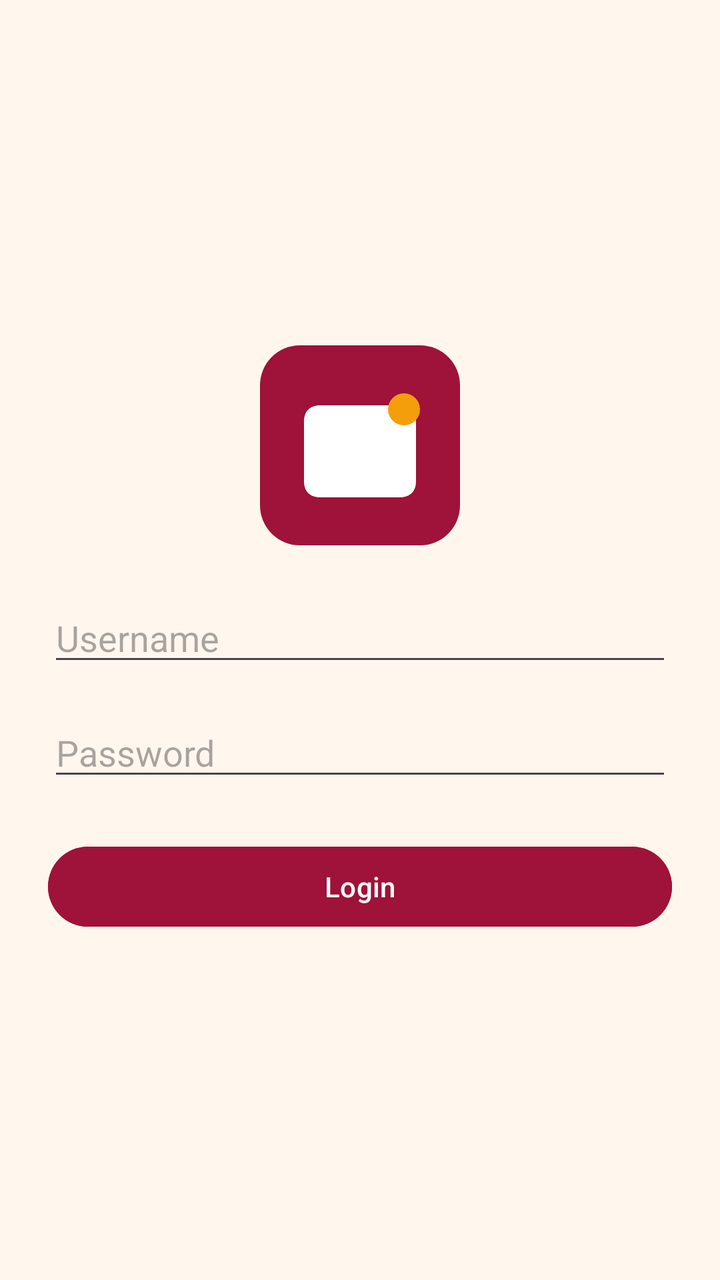
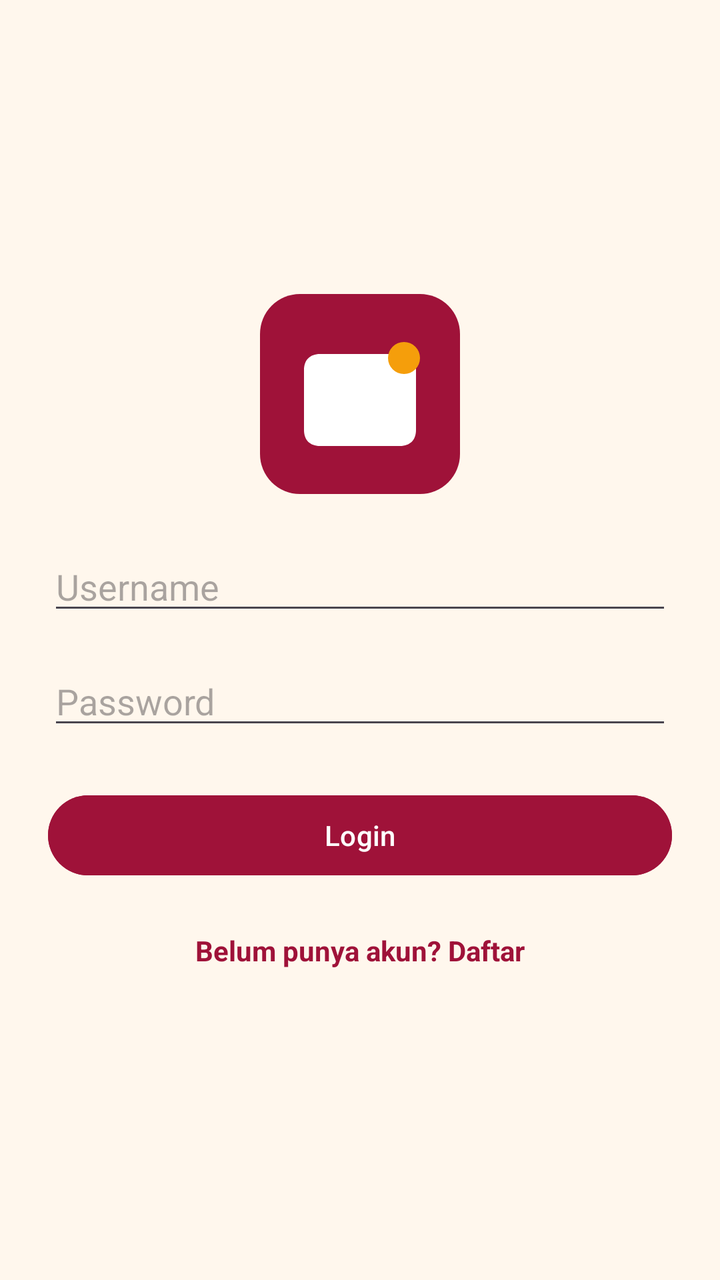

An Android layout rendered at two revisions. The XML below is the earlier revision; the diff shows what the commit changed to produce the second picture.
<!-- AndroidManifest.xml: application theme Theme.VTRChitato -->
<!-- res/layout/activity_auth.xml -->
<?xml version="1.0" encoding="utf-8"?>
<LinearLayout xmlns:android="http://schemas.android.com/apk/res/android"
    xmlns:app="http://schemas.android.com/apk/res-auto"
    android:layout_width="match_parent"
    android:layout_height="match_parent"
    android:orientation="vertical"
    android:padding="24dp"
    android:gravity="center"
    android:background="@color/surface_canvas">

    <ImageView
        android:id="@+id/imgLogo"
        android:layout_width="100dp"
        android:layout_height="100dp"
        android:src="@drawable/ic_simandat_logo" />

    <EditText
        android:id="@+id/etUsername"
        android:layout_width="match_parent"
        android:layout_height="wrap_content"
        android:layout_marginTop="24dp"
        android:hint="Username"
        android:inputType="text" />

    <EditText
        android:id="@+id/etPassword"
        android:layout_width="match_parent"
        android:layout_height="wrap_content"
        android:layout_marginTop="16dp"
        android:hint="Password"
        android:inputType="textPassword" />

    <Button
        android:id="@+id/btnLogin"
        android:layout_width="match_parent"
        android:layout_height="wrap_content"
        android:layout_marginTop="24dp"
        android:text="Login"
        android:backgroundTint="@color/brand_primary"
        android:textColor="@color/white" />

</LinearLayout>
<!-- resources referenced by this layout -->
<resources>
  <color name="brand_primary">#9F1239</color>
  <color name="surface_canvas">#FFF7ED</color>
  <color name="white">#FFFFFFFF</color>
  <!-- drawable ic_simandat_logo (drawable) -->
  <vector xmlns:android="http://schemas.android.com/apk/res/android"
      android:width="64dp"
      android:height="64dp"
      android:viewportWidth="100"
      android:viewportHeight="100">
      <path
          android:fillColor="#9F1239"
          android:pathData="M20,0 L80,0 A20,20 0 0,1 100,20 L100,80 A20,20 0 0,1 80,100 L20,100 A20,20 0 0,1 0,80 L0,20 A20,20 0 0,1 20,0 Z" />
      <path
          android:fillColor="#FFFFFF"
          android:pathData="M30,30 L70,30 C75,30 78,33 78,38 L78,68 C78,73 75,76 70,76 L30,76 C25,76 22,73 22,68 L22,38 C22,33 25,30 30,30 Z M32,40 L68,40 L68,44 L32,44 Z M32,50 L68,50 L68,54 L32,54 Z M32,60 L54,60 L54,64 L32,64 Z" />
      <path
          android:fillColor="#F59E0B"
          android:pathData="M72,24 A8,8 0 1,0 72,40 A8,8 0 1,0 72,24 Z" />
  </vector>
  <style name="Theme.VTRChitato" parent="Base.Theme.VTRChitato" />
  <style name="Base.Theme.VTRChitato" parent="Theme.Material3.DayNight.NoActionBar">
          
          <item name="colorPrimary">@color/brand_primary</item>
          <item name="colorOnPrimary">@color/white</item>
          <item name="colorSecondary">@color/brand_secondary</item>
          <item name="colorOnSecondary">@color/white</item>
          <item name="android:windowBackground">@color/surface_canvas</item>
          <item name="android:statusBarColor">@color/brand_primary_dark</item>
      </style>
  <color name="brand_secondary">#F59E0B</color>
  <color name="brand_primary_dark">#881337</color>
</resources>

<!-- the commit's change to res/layout/activity_auth.xml (unified diff, before → after) -->
@@ -39,4 +39,17 @@
         android:backgroundTint="@color/brand_primary"
         android:textColor="@color/white" />
 
+    <TextView
+        android:id="@+id/tvDaftar"
+        android:layout_width="wrap_content"
+        android:layout_height="wrap_content"
+        android:layout_marginTop="16dp"
+        android:text="Belum punya akun? Daftar"
+        android:textColor="@color/brand_primary"
+        android:textSize="14sp"
+        android:textStyle="bold"
+        android:padding="8dp"
+        android:clickable="true"
+        android:focusable="true" />
+
 </LinearLayout>
